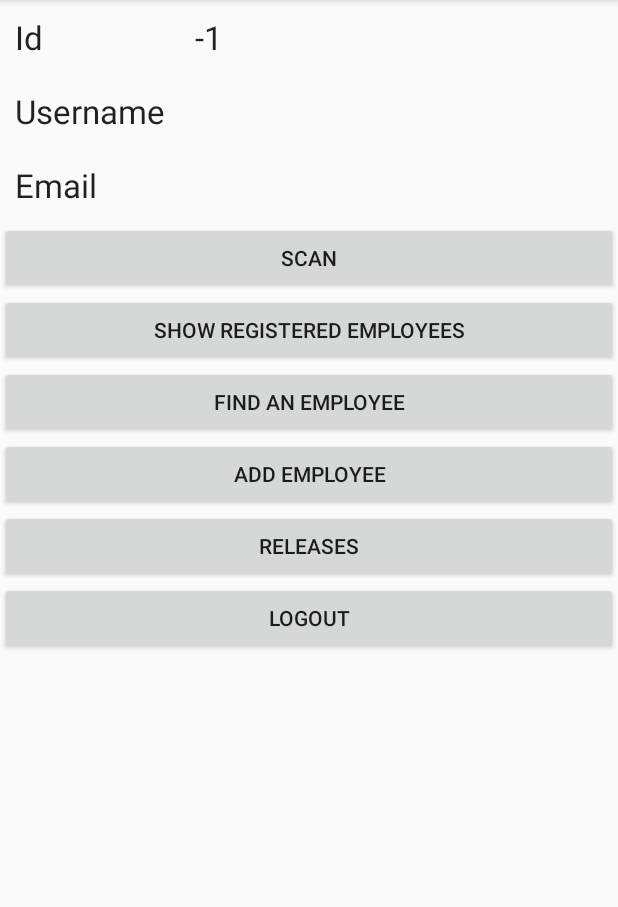
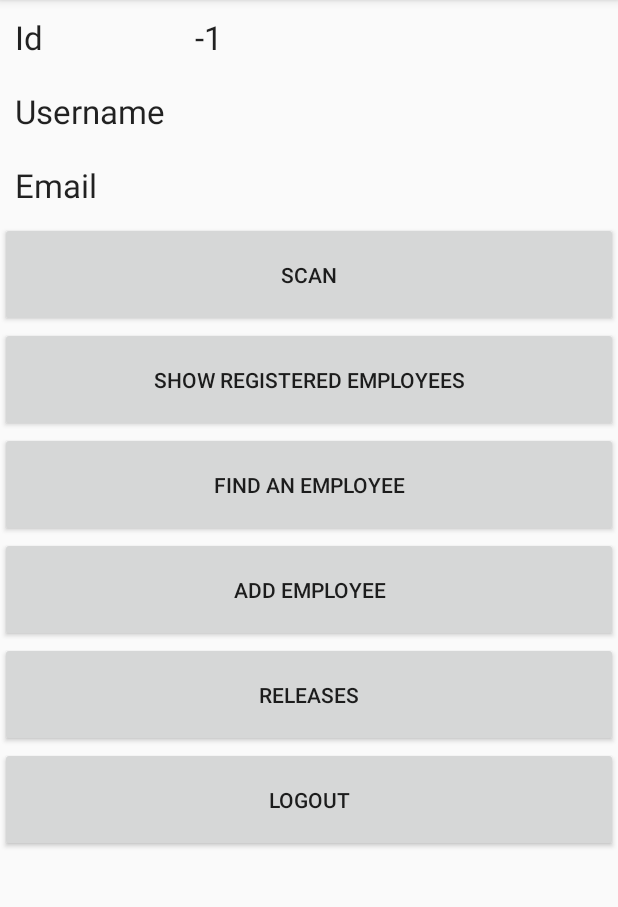
Before and after one commit to asawc/modified-probelalkhan-Android-Tutorial-show_releases-master-master-master, an Android app: the ProfileActivity screen opened directly, with no data from a screen before it, on a phone screen of 412 x 824 dp, the part 84-991 px from its top. Run offline under Robolectric (Android 15) with nearby library versions, the phone set to English and light mode, and no system bars; 1 statement that could not run was skipped.

```diff
--- a/app/src/main/res/layout/activity_profile.xml
+++ b/app/src/main/res/layout/activity_profile.xml
@@ -82,25 +82,25 @@
         <Button
             android:id="@+id/buttonScan2"
             android:layout_width="match_parent"
-            android:layout_height="wrap_content"
+            android:layout_height="70dp"
             android:text="Scan" />
 
         <Button
             android:id="@+id/buttonShowEmployeesActivity"
             android:layout_width="match_parent"
-            android:layout_height="wrap_content"
+            android:layout_height="70dp"
             android:text="Show registered employees" />
 
         <Button
             android:id="@+id/buttonFindEmployeeActivity"
             android:layout_width="match_parent"
-            android:layout_height="wrap_content"
+            android:layout_height="70dp"
             android:text="Find an employee" />
 
         <Button
             android:id="@+id/buttonAddEmployeeActivity"
             android:layout_width="match_parent"
-            android:layout_height="wrap_content"
+            android:layout_height="70dp"
             android:layout_marginEnd="0dp"
             android:layout_marginBottom="0dp"
             android:text="Add employee" />
@@ -108,7 +108,7 @@
         <Button
             android:id="@+id/buttonAddReleaseActivity"
             android:layout_width="match_parent"
-            android:layout_height="wrap_content"
+            android:layout_height="70dp"
             android:layout_marginEnd="0dp"
             android:layout_marginBottom="0dp"
             android:text="Releases" />
@@ -116,7 +116,7 @@
         <Button
             android:id="@+id/buttonLogout3"
             android:layout_width="match_parent"
-            android:layout_height="wrap_content"
+            android:layout_height="70dp"
             android:text="Logout" />
     </LinearLayout>
 
--- a/app/src/main/res/layout/content_release.xml
+++ b/app/src/main/res/layout/content_release.xml
@@ -47,7 +47,7 @@
 
     <TextView
         android:id="@+id/release_status"
-        android:layout_width="105dp"
+        android:layout_width="120dp"
         android:layout_height="124dp"
         android:layout_toEndOf="@id/date_creation_2"
         android:gravity="center_horizontal|center_vertical"
```
